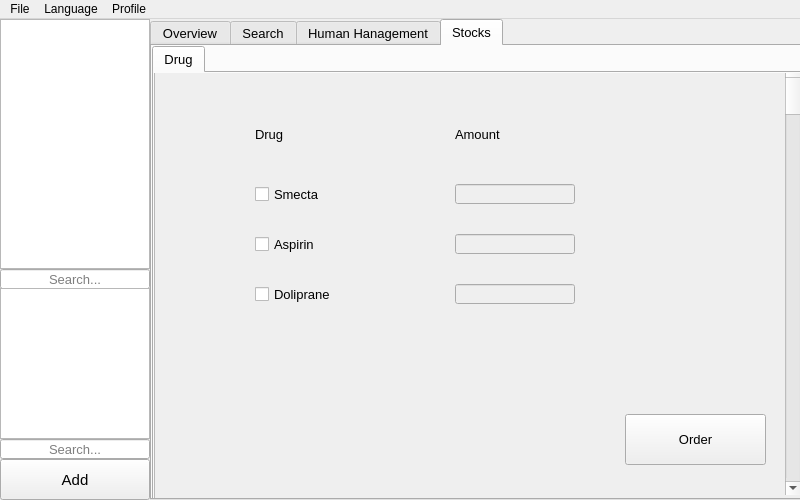
Qt form mainwin.ui (limalayla/PadID_Humanitaire) before a commit.
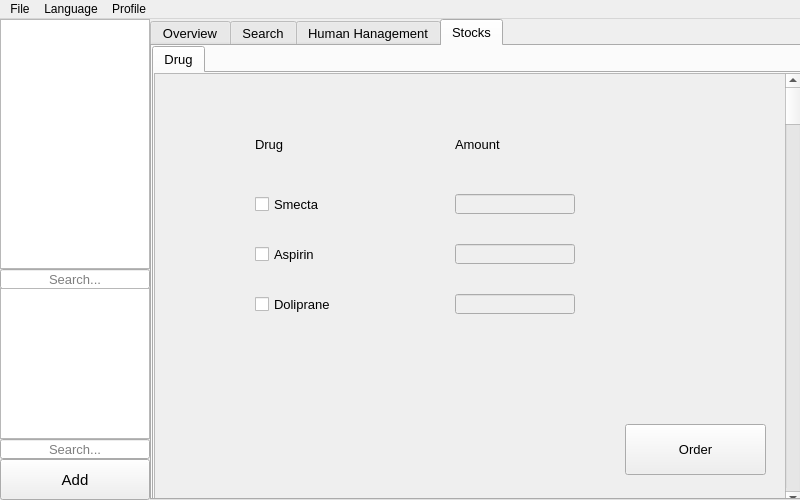
The same form after that commit. The open tabs and pages were chosen to show the change. Icons and pictures are not drawn.

Commit message: Start of the tab_supplies with Loïc

What changed in the file:
```diff
--- a/mainwin.ui
+++ b/mainwin.ui
@@ -861,7 +861,7 @@
         <property name="geometry">
          <rect>
           <x>0</x>
-          <y>-10</y>
+          <y>0</y>
           <width>661</width>
           <height>451</height>
          </rect>
```
Left out of the diff: 2 changed lines with no effect on the pictures. The commit also changes 2 other files.
